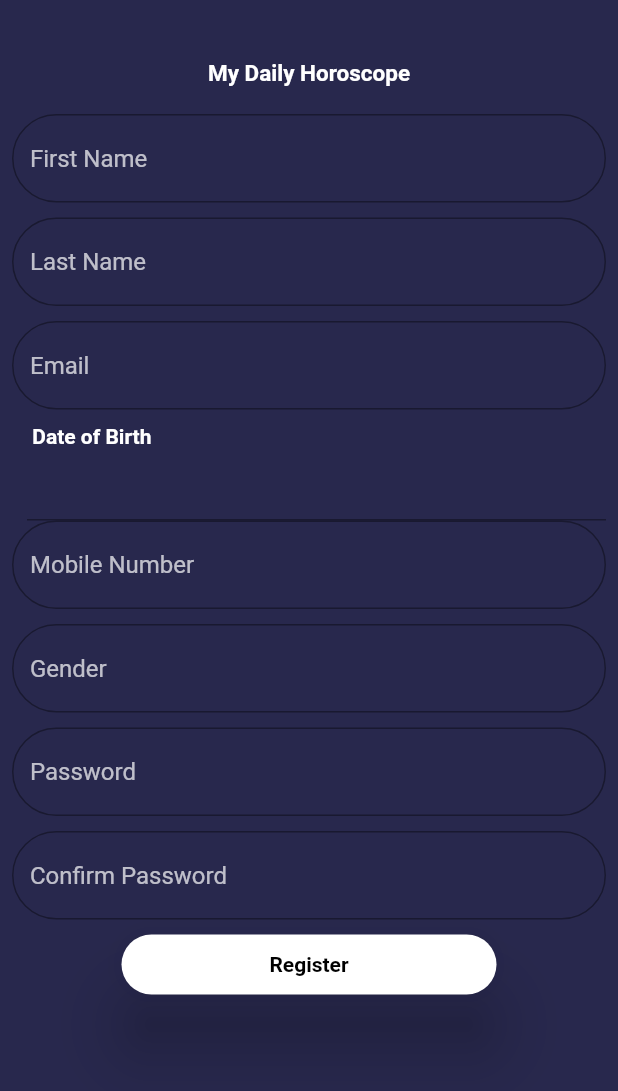
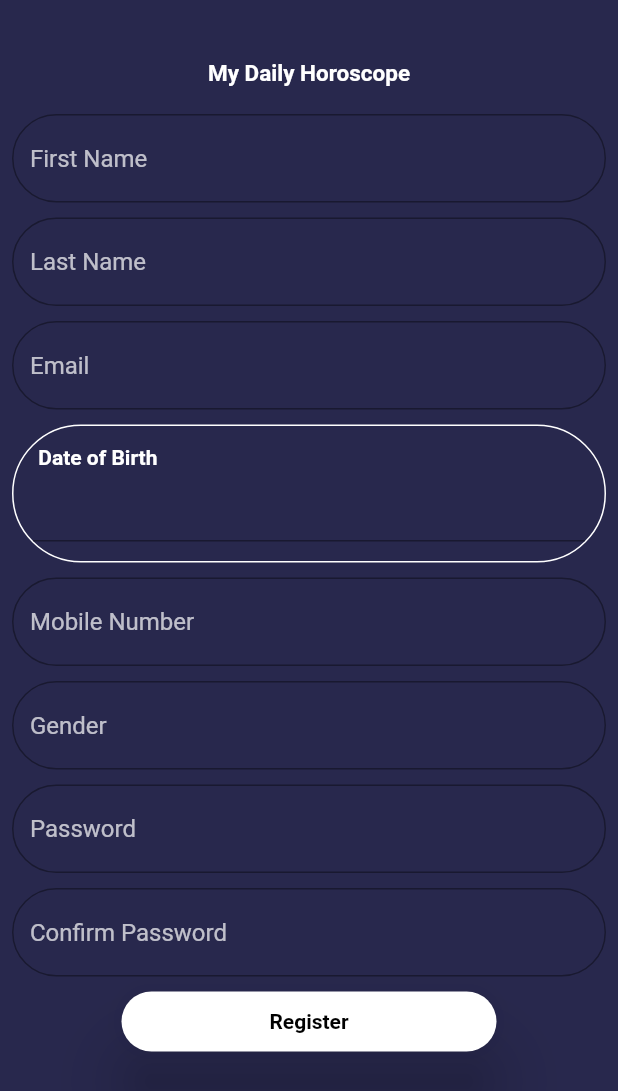
Before and after one commit to shreshukle1/demo_horo_app, a Flutter app: the SignUp screen opened directly, on a phone screen of 412 x 824 dp. Shown: the top 1091 px of the screen. Run offline on Flutter 3.47's test engine with Material 2 defaults, Android fonts, the phone set to English and light mode, and no system bars; drawn by our look-alikes of datetime_picker_formfield; our stand-ins replace camera, cloud_firestore, firebase_auth, firebase_storage, image_picker; missing offline and left inert: dart:ffi, esys_flutter_share, ff_navigation_bar, horoscope; accounts and stored records are empty; Roboto replaces fonts that are missing (Montserrat).

Commit message:
date picker box

```diff
--- a/lib/Screens/signup.dart
+++ b/lib/Screens/signup.dart
@@ -96,7 +96,8 @@ class _SignUpState extends State<SignUp> {
                                   ),
 
                                   border: OutlineInputBorder(
-                                      borderRadius: BorderRadius.all(Radius.circular(50.0)),
+                                      borderRadius: BorderRadius.all(Radius.circular(50.0)
+                                      ),
                                       borderSide: BorderSide(color: Colors.white)) ,
                                   focusedBorder: OutlineInputBorder(
                                       borderRadius: BorderRadius.all(Radius.circular(50.0)),
@@ -135,15 +136,33 @@ class _SignUpState extends State<SignUp> {
                               ),
                               SizedBox(height: 10.0),
 
-                              Padding(
-                                padding: const EdgeInsets.fromLTRB(10,0,0,0),
-                                child: BasicDateField(
-                                    "Date of Birth",
-                                        (date) => {
-                                      _dob = date.toIso8601String()
-                                    }
+                              Container(
+                       padding: const EdgeInsets.all(5.0),
+
+
+                                decoration: (
+                                    BoxDecoration(
+                                        border: Border.all(color: Colors.white),
+                                      borderRadius: BorderRadius.all(Radius.circular(50.0))
+
+                                    )
+                                ),
+
+
+                                child: Padding(
+                                  padding: const EdgeInsets.all(8.0),
+                                  child: BasicDateField(
+
+                                      "Date of Birth",
+                                          (date) => {
+                                        _dob = date.toIso8601String()
+                                      }
+                                  ),
                                 ),
                               ),
+
+                              SizedBox(height: 10.0),
+
 
 
                               TextFormField(
```
Also changed, not shown: pubspec.lock.
